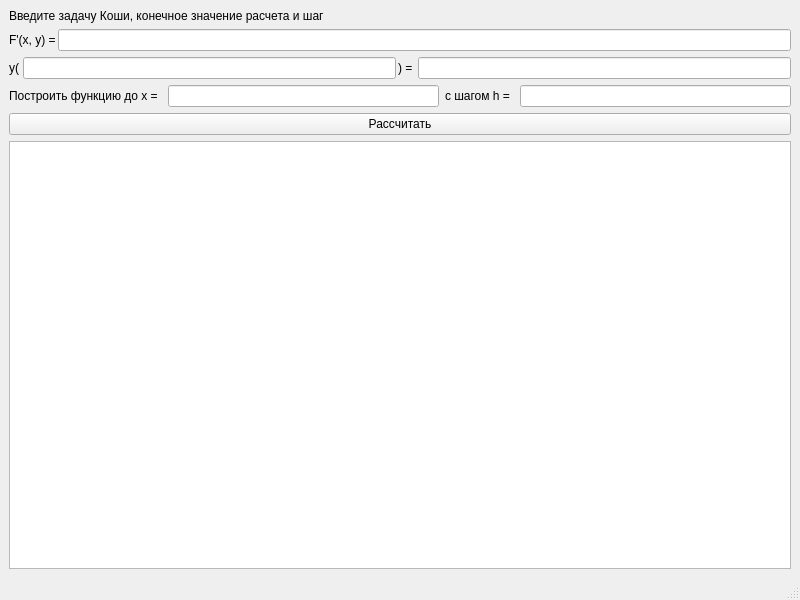
Before: the Qt Designer form src/mainwindow.ui in ImmortalAI/RungeKutta4_CPP, drawn with Qt 5.
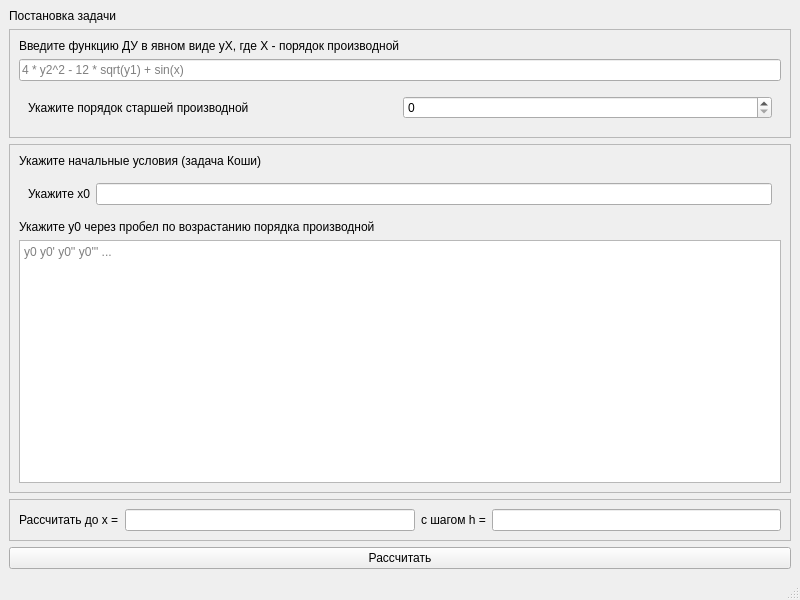
After: the same form once the commit is applied.

Diff of the .ui file:
```diff
--- a/src/mainwindow.ui
+++ b/src/mainwindow.ui
@@ -16,12 +16,9 @@
   <widget class="QWidget" name="centralwidget">
    <layout class="QVBoxLayout" name="verticalLayout">
     <item>
-     <widget class="QLabel" name="enterFuncLabel">
-      <property name="styleSheet">
-       <string notr="true">font: 18pt &quot;Arial&quot;;</string>
-      </property>
+     <widget class="QLabel" name="taskLabel">
       <property name="text">
-       <string>Введите задачу Коши, конечное значение расчета и шаг</string>
+       <string>Постановка задачи</string>
       </property>
       <property name="scaledContents">
        <bool>false</bool>
@@ -29,82 +26,127 @@
      </widget>
     </item>
     <item>
-     <layout class="QHBoxLayout" name="funcLayout" stretch="1,63">
-      <property name="spacing">
-       <number>2</number>
+     <widget class="QFrame" name="diffFrame">
+      <property name="frameShape">
+       <enum>QFrame::Shape::StyledPanel</enum>
       </property>
+      <property name="frameShadow">
+       <enum>QFrame::Shadow::Raised</enum>
+      </property>
+      <layout class="QVBoxLayout" name="verticalLayout_2">
       <item>
-       <widget class="QLabel" name="funcDefineLabel">
+        <widget class="QLabel" name="diffFrameLabel">
         <property name="text">
-         <string>F'(x, y) =</string>
-        </property>
-        <property name="textFormat">
-         <enum>Qt::TextFormat::AutoText</enum>
+          <string>Введите функцию ДУ в явном виде yX, где X - порядок производной</string>
+         </property>
+        </widget>
+       </item>
+       <item>
+        <widget class="QLineEdit" name="diffInput">
+         <property name="placeholderText">
+          <string>4 * y2^2 - 12 * sqrt(y1) + sin(x)</string>
         </property>
        </widget>
       </item>
       <item>
-       <widget class="QLineEdit" name="funcInputField"/>
-      </item>
-     </layout>
-    </item>
+        <widget class="QWidget" name="diffOrderFrame" native="true">
+         <layout class="QHBoxLayout" name="horizontalLayout">
+          <item>
+           <widget class="QLabel" name="diffOFLabel">
+            <property name="text">
+             <string>Укажите порядок старшей производной</string>
+            </property>
+           </widget>
+          </item>
+          <item>
+           <widget class="QSpinBox" name="diffOrderInput"/>
+          </item>
+         </layout>
+        </widget>
+       </item>
+      </layout>
+     </widget>
+    </item>
     <item>
-     <layout class="QHBoxLayout" name="initCondLayout" stretch="1,31,1,31">
-      <property name="spacing">
-       <number>2</number>
+     <widget class="QFrame" name="cauchyFrame">
+      <property name="frameShape">
+       <enum>QFrame::Shape::StyledPanel</enum>
       </property>
+      <property name="frameShadow">
+       <enum>QFrame::Shadow::Raised</enum>
+      </property>
+      <layout class="QVBoxLayout" name="verticalLayout_3">
       <item>
-       <widget class="QLabel" name="funcInitLabel">
+        <widget class="QLabel" name="cauchyFrameLabel">
         <property name="text">
-         <string>y(</string>
+          <string>Укажите начальные условия (задача Коши)</string>
         </property>
        </widget>
       </item>
       <item>
-       <widget class="QLineEdit" name="funcInitInputField">
-        <property name="sizeIncrement">
-         <size>
-          <width>0</width>
-          <height>0</height>
-         </size>
+        <widget class="QWidget" name="initXFrame" native="true">
+         <layout class="QHBoxLayout" name="horizontalLayout_2">
+          <item>
+           <widget class="QLabel" name="initXLabel">
+            <property name="text">
+             <string>Укажите x0</string>
         </property>
        </widget>
       </item>
       <item>
-       <widget class="QLabel" name="funcEqInitLabel">
+           <widget class="QLineEdit" name="initXInput"/>
+          </item>
+         </layout>
+        </widget>
+       </item>
+       <item>
+        <widget class="QLabel" name="initYLabel">
         <property name="text">
-         <string>) = </string>
+          <string>Укажите y0 через пробел по возрастанию порядка производной</string>
         </property>
        </widget>
       </item>
       <item>
-       <widget class="QLineEdit" name="funcEqInitInputField"/>
-      </item>
-     </layout>
+        <widget class="QPlainTextEdit" name="initYInput">
+         <property name="placeholderText">
+          <string>y0 y0' y0'' y0''' ...</string>
+         </property>
+        </widget>
+       </item>
+      </layout>
+     </widget>
     </item>
     <item>
-     <layout class="QHBoxLayout" name="calcParamsLayout">
+     <widget class="QFrame" name="boundaryFrame">
+      <property name="frameShape">
+       <enum>QFrame::Shape::StyledPanel</enum>
+      </property>
+      <property name="frameShadow">
+       <enum>QFrame::Shadow::Raised</enum>
+      </property>
+      <layout class="QHBoxLayout" name="horizontalLayout_3">
       <item>
        <widget class="QLabel" name="toXLabel">
         <property name="text">
-         <string>Построить функцию до x = </string>
+          <string>Рассчитать до x =</string>
         </property>
        </widget>
       </item>
       <item>
-       <widget class="QLineEdit" name="toXInputField"/>
+        <widget class="QLineEdit" name="toXInput"/>
       </item>
       <item>
        <widget class="QLabel" name="stepLabel">
         <property name="text">
-         <string>с шагом h = </string>
+          <string>с шагом h =</string>
         </property>
        </widget>
       </item>
       <item>
-       <widget class="QLineEdit" name="stepInputField"/>
-      </item>
-     </layout>
+        <widget class="QLineEdit" name="stepInput"/>
+       </item>
+      </layout>
+     </widget>
     </item>
     <item>
      <widget class="QPushButton" name="funcEnterButton">
@@ -116,9 +158,6 @@
       </property>
      </widget>
     </item>
-    <item>
-     <widget class="QGraphicsView" name="functionGraph"/>
-    </item>
    </layout>
   </widget>
   <widget class="QMenuBar" name="menubar">
```
Left out of the diff: 8 changed lines with no effect on the pictures. Lines whose indentation alone changed are shown as unchanged.
